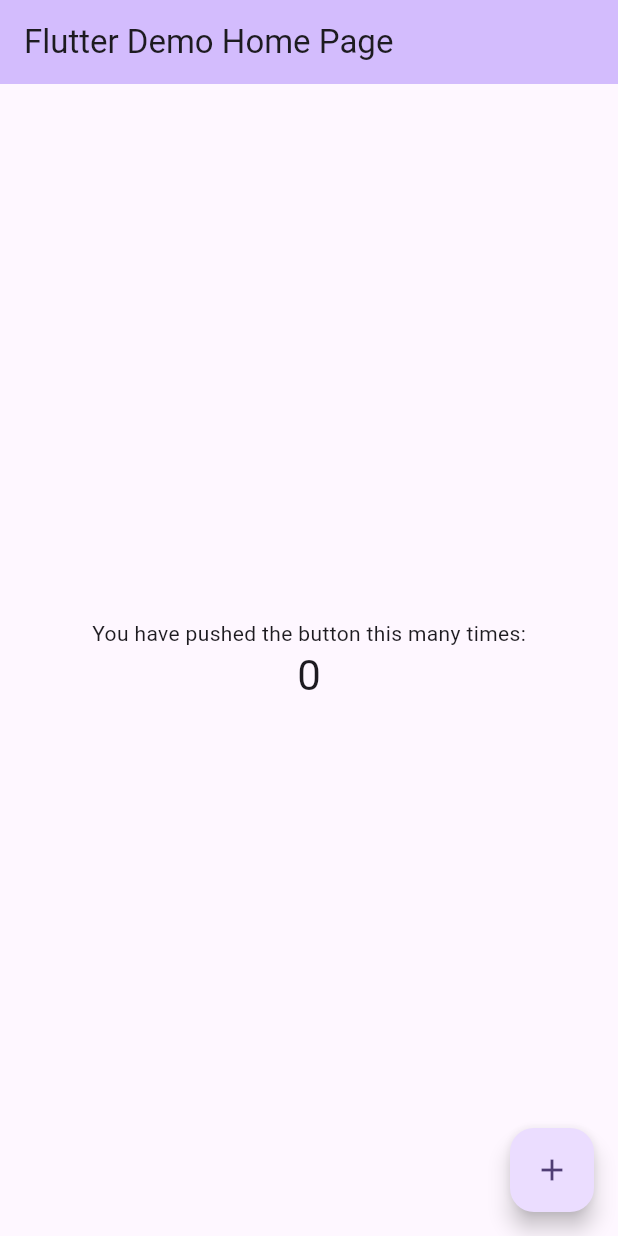
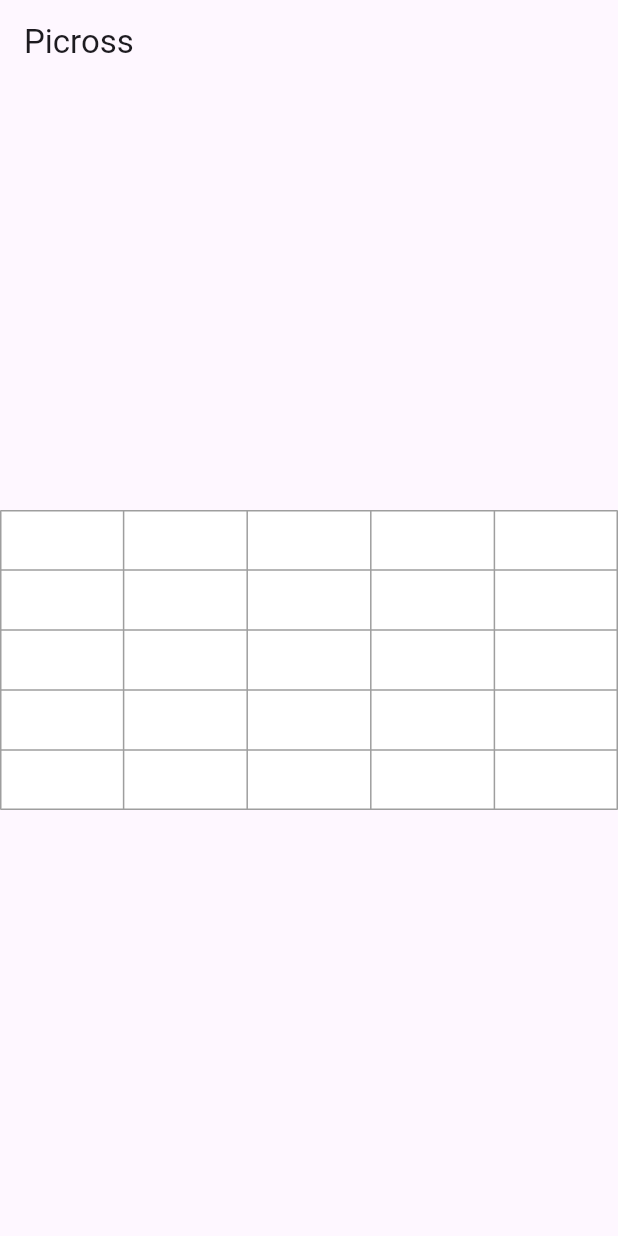
Before and after one commit to CristhianLeonMolina/picross-app, a Flutter app: the screen it shows after launch, on a phone screen of 412 x 824 dp. Run offline on Flutter 3.47's test engine with Material 3 defaults, Android fonts, the phone set to English and light mode, and no system bars.

Commit message:
tablero creado

```diff
--- a/picross_app/lib/main.dart
+++ b/picross_app/lib/main.dart
@@ -1,4 +1,5 @@
 import 'package:flutter/material.dart';
+import 'screens/game_screen.dart';
 
 void main() {
   runApp(const MyApp());
@@ -7,116 +8,12 @@ void main() {
 class MyApp extends StatelessWidget {
   const MyApp({super.key});
 
-  // This widget is the root of your application.
   @override
   Widget build(BuildContext context) {
     return MaterialApp(
-      title: 'Flutter Demo',
-      theme: ThemeData(
-        // This is the theme of your application.
-        //
-        // TRY THIS: Try running your application with "flutter run". You'll see
-        // the application has a purple toolbar. Then, without quitting the app,
-        // try changing the seedColor in the colorScheme below to Colors.green
-        // and then invoke "hot reload" (save your changes or press the "hot
-        // reload" button in a Flutter-supported IDE, or press "r" if you used
-        // the command line to start the app).
-        //
-        // Notice that the counter didn't reset back to zero; the application
-        // state is not lost during the reload. To reset the state, use hot
-        // restart instead.
-        //
-        // This works for code too, not just values: Most code changes can be
-        // tested with just a hot reload.
-        colorScheme: ColorScheme.fromSeed(seedColor: Colors.deepPurple),
-      ),
-      home: const MyHomePage(title: 'Flutter Demo Home Page'),
+      title: 'Picross',
+      theme: ThemeData(useMaterial3: true),
+      home: const GameScreen(),
     );
   }
 }
-
-class MyHomePage extends StatefulWidget {
-  const MyHomePage({super.key, required this.title});
-
-  // This widget is the home page of your application. It is stateful, meaning
-  // that it has a State object (defined below) that contains fields that affect
-  // how it looks.
-
-  // This class is the configuration for the state. It holds the values (in this
-  // case the title) provided by the parent (in this case the App widget) and
-  // used by the build method of the State. Fields in a Widget subclass are
-  // always marked "final".
-
-  final String title;
-
-  @override
-  State<MyHomePage> createState() => _MyHomePageState();
-}
-
-class _MyHomePageState extends State<MyHomePage> {
-  int _counter = 0;
-
-  void _incrementCounter() {
-    setState(() {
-      // This call to setState tells the Flutter framework that something has
-      // changed in this State, which causes it to rerun the build method below
-      // so that the display can reflect the updated values. If we changed
-      // _counter without calling setState(), then the build method would not be
-      // called again, and so nothing would appear to happen.
-      _counter++;
-    });
-  }
-
-  @override
-  Widget build(BuildContext context) {
-    // This method is rerun every time setState is called, for instance as done
-    // by the _incrementCounter method above.
-    //
-    // The Flutter framework has been optimized to make rerunning build methods
-    // fast, so that you can just rebuild anything that needs updating rather
-    // than having to individually change instances of widgets.
-    return Scaffold(
-      appBar: AppBar(
-        // TRY THIS: Try changing the color here to a specific color (to
-        // Colors.amber, perhaps?) and trigger a hot reload to see the AppBar
-        // change color while the other colors stay the same.
-        backgroundColor: Theme.of(context).colorScheme.inversePrimary,
-        // Here we take the value from the MyHomePage object that was created by
-        // the App.build method, and use it to set our appbar title.
-        title: Text(widget.title),
-      ),
-      body: Center(
-        // Center is a layout widget. It takes a single child and positions it
-        // in the middle of the parent.
-        child: Column(
-          // Column is also a layout widget. It takes a list of children and
-          // arranges them vertically. By default, it sizes itself to fit its
-          // children horizontally, and tries to be as tall as its parent.
-          //
-          // Column has various properties to control how it sizes itself and
-          // how it positions its children. Here we use mainAxisAlignment to
-          // center the children vertically; the main axis here is the vertical
-          // axis because Columns are vertical (the cross axis would be
-          // horizontal).
-          //
-          // TRY THIS: Invoke "debug painting" (choose the "Toggle Debug Paint"
-          // action in the IDE, or press "p" in the console), to see the
-          // wireframe for each widget.
-          mainAxisAlignment: MainAxisAlignment.center,
-          children: <Widget>[
-            const Text('You have pushed the button this many times:'),
-            Text(
-              '$_counter',
-              style: Theme.of(context).textTheme.headlineMedium,
-            ),
-          ],
-        ),
-      ),
-      floatingActionButton: FloatingActionButton(
-        onPressed: _incrementCounter,
-        tooltip: 'Increment',
-        child: const Icon(Icons.add),
-      ), // This trailing comma makes auto-formatting nicer for build methods.
-    );
-  }
-}
--- /dev/null
+++ b/picross_app/lib/screens/game_screen.dart
@@ -0,0 +1,21 @@
+import 'package:flutter/material.dart';
+import '../widgets/picross_grid.dart';
+
+class GameScreen extends StatelessWidget {
+  const GameScreen({super.key});
+
+  @override
+  Widget build(BuildContext context) {
+    return Scaffold(
+      appBar: AppBar(title: const Text('Picross')),
+      body: Center(
+        child: Column(
+          mainAxisAlignment: MainAxisAlignment.center,
+          children: const [
+            PicrossGrid(), // Tablero básico de 5x5
+          ],
+        ),
+      ),
+    );
+  }
+}
--- /dev/null
+++ b/picross_app/lib/widgets/picross_grid.dart
@@ -0,0 +1,37 @@
+import 'package:flutter/material.dart';
+
+class PicrossGrid extends StatelessWidget {
+  final int rows;
+  final int cols;
+
+  const PicrossGrid({
+    super.key,
+    this.rows = 5,
+    this.cols = 5,
+  });
+
+  @override
+  Widget build(BuildContext context) {
+    return Table(
+      border: TableBorder.all(color: Colors.grey),
+      children: List.generate(rows, (row) {
+        return TableRow(
+          children: List.generate(cols, (col) {
+            return GestureDetector(
+              onTap: () {
+                // Acción al tocar celda (más adelante)
+              },
+              child: Container(
+                height: 40,
+                width: 40,
+                color: Colors.white,
+                alignment: Alignment.center,
+                child: Text(''), // Aquí irá la X o el relleno
+              ),
+            );
+          }),
+        );
+      }),
+    );
+  }
+}
```
